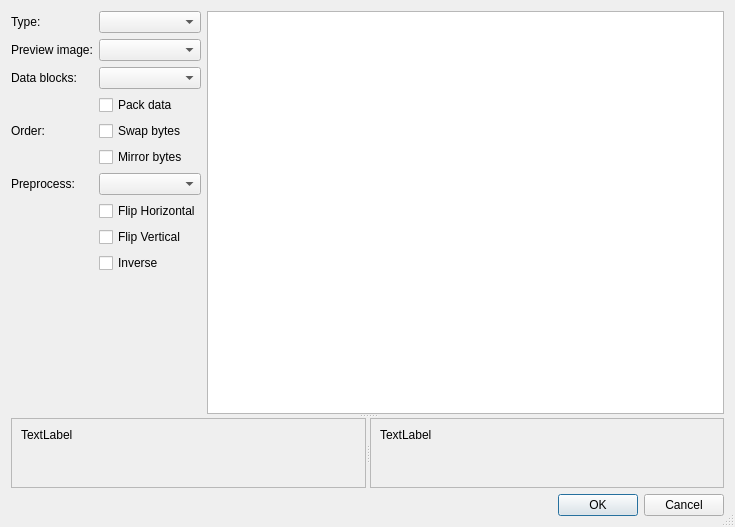
Above: controls/dialogconvert.ui from riuson/lcd-image-converter before the change. Below: the same form after it.
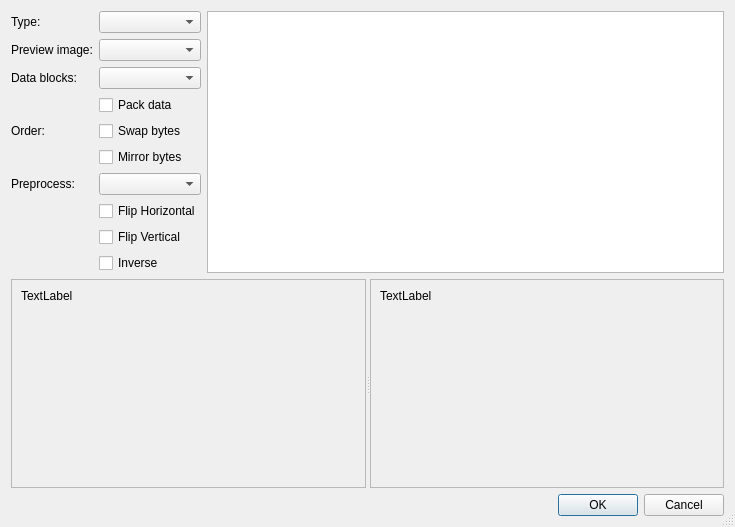
That is the form after the change.

Commit message: Widget's layout corrected on 'DialogConvert'.

Diff of the .ui file:
```diff
--- a/controls/dialogconvert.ui
+++ b/controls/dialogconvert.ui
@@ -18,12 +18,10 @@
   </property>
   <layout class="QVBoxLayout" name="verticalLayout">
    <item>
-    <widget class="QSplitter" name="splitterVertical">
-     <property name="orientation">
-      <enum>Qt::Vertical</enum>
-     </property>
-     <widget class="QWidget" name="layoutWidget">
       <layout class="QHBoxLayout" name="horizontalLayout_3">
+     <property name="sizeConstraint">
+      <enum>QLayout::SetMinimumSize</enum>
+     </property>
        <item>
         <layout class="QFormLayout" name="formLayout">
          <property name="sizeConstraint">
@@ -142,11 +140,21 @@
         </widget>
        </item>
       </layout>
-     </widget>
+   </item>
+   <item>
      <widget class="QSplitter" name="splitter">
+     <property name="sizePolicy">
+      <sizepolicy hsizetype="Expanding" vsizetype="Expanding">
+       <horstretch>0</horstretch>
+       <verstretch>0</verstretch>
+      </sizepolicy>
+     </property>
       <property name="orientation">
        <enum>Qt::Horizontal</enum>
       </property>
+     <property name="childrenCollapsible">
+      <bool>false</bool>
+     </property>
       <widget class="QScrollArea" name="scrollArea">
        <property name="widgetResizable">
         <bool>true</bool>
@@ -157,7 +165,7 @@
           <x>0</x>
           <y>0</y>
           <width>354</width>
-          <height>76</height>
+         <height>170</height>
          </rect>
         </property>
         <layout class="QHBoxLayout" name="horizontalLayout">
@@ -184,7 +192,7 @@
           <x>0</x>
           <y>0</y>
           <width>353</width>
-          <height>76</height>
+         <height>170</height>
          </rect>
         </property>
         <layout class="QHBoxLayout" name="horizontalLayout_2">
@@ -199,7 +207,6 @@
           </widget>
          </item>
         </layout>
-       </widget>
       </widget>
      </widget>
     </widget>
```
Lines whose indentation alone changed are shown as unchanged. The commit also changes 2 other files.
